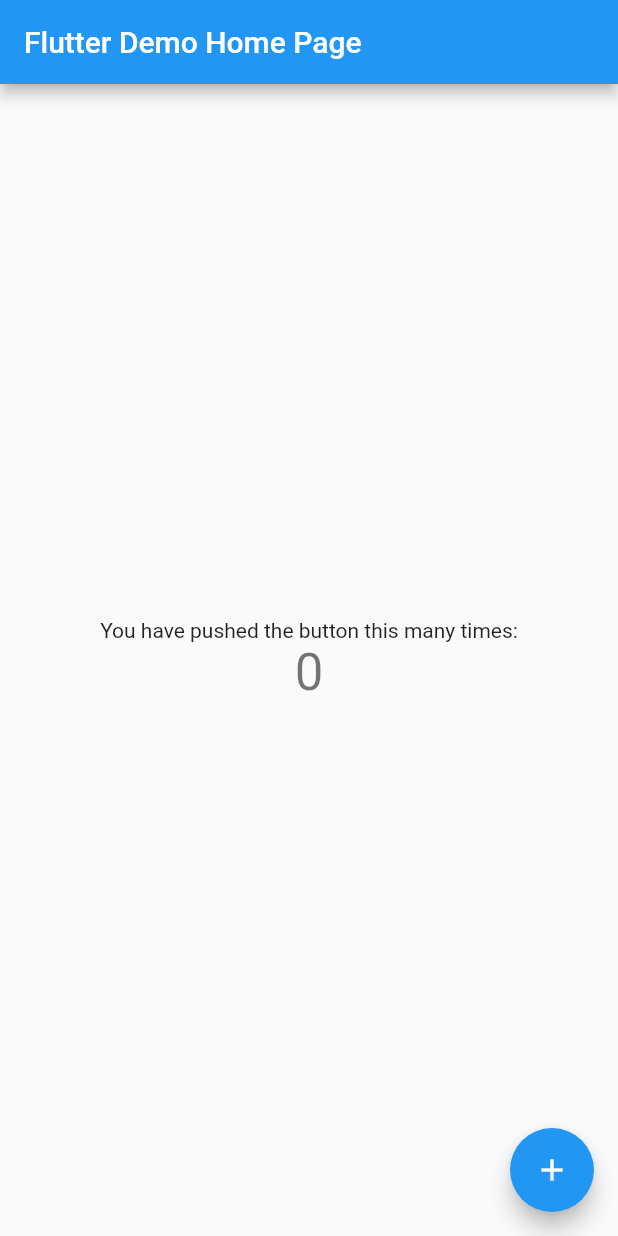
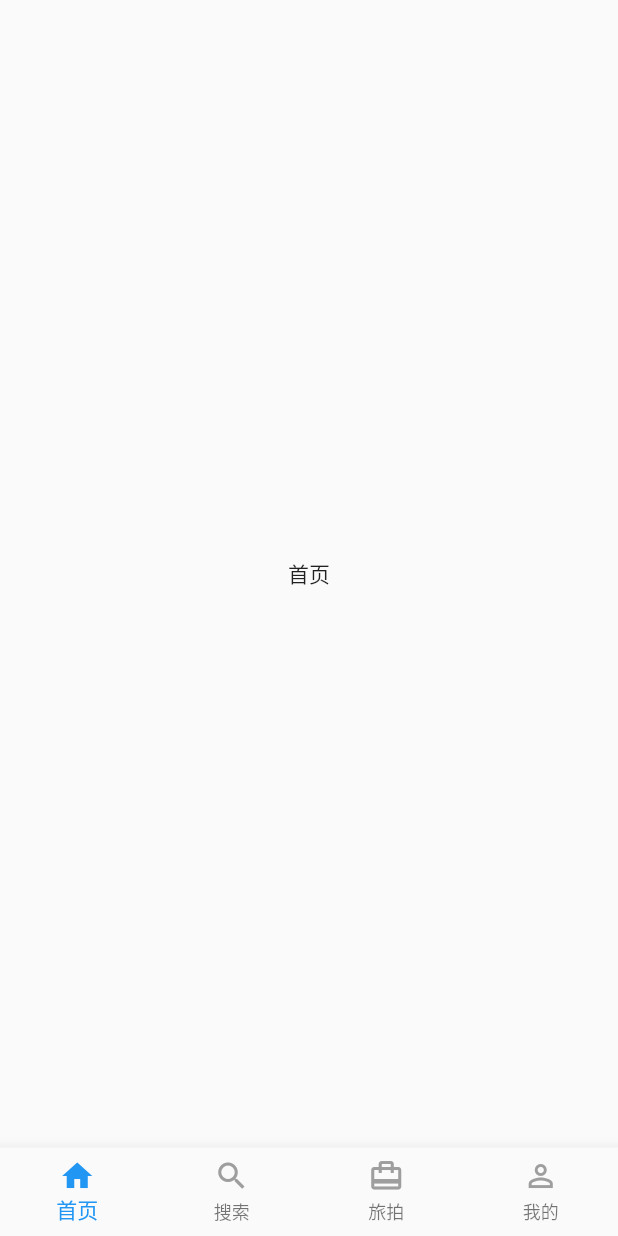
Before and after one commit to fuxiaoyingzi/flutter_xiecheng, a Flutter app: the screen it shows after launch, on a phone screen of 412 x 824 dp. Run offline on Flutter 3.47's test engine with Material 2 defaults, Android fonts, the phone set to English and light mode, and no system bars.

Commit message:
底部导航栏

```diff
--- a/flutter_xiecheng/lib/main.dart
+++ b/flutter_xiecheng/lib/main.dart
@@ -1,4 +1,5 @@
 import 'package:flutter/material.dart';
+import 'package:flutter_xiecheng/tab/tab_navigation.dart';
 
 void main() => runApp(MyApp());
 
@@ -20,92 +21,7 @@ class MyApp extends StatelessWidget {
         // is not restarted.
         primarySwatch: Colors.blue,
       ),
-      home: MyHomePage(title: 'Flutter Demo Home Page'),
+      home: TabNavigation(),
     );
   }
 }
-
-class MyHomePage extends StatefulWidget {
-  MyHomePage({Key key, this.title}) : super(key: key);
-
-  // This widget is the home page of your application. It is stateful, meaning
-  // that it has a State object (defined below) that contains fields that affect
-  // how it looks.
-
-  // This class is the configuration for the state. It holds the values (in this
-  // case the title) provided by the parent (in this case the App widget) and
-  // used by the build method of the State. Fields in a Widget subclass are
-  // always marked "final".
-
-  final String title;
-
-  @override
-  _MyHomePageState createState() => _MyHomePageState();
-}
-
-class _MyHomePageState extends State<MyHomePage> {
-  int _counter = 0;
-
-  void _incrementCounter() {
-    setState(() {
-      // This call to setState tells the Flutter framework that something has
-      // changed in this State, which causes it to rerun the build method below
-      // so that the display can reflect the updated values. If we changed
-      // _counter without calling setState(), then the build method would not be
-      // called again, and so nothing would appear to happen.
-      _counter++;
-    });
-  }
-
-  @override
-  Widget build(BuildContext context) {
-    // This method is rerun every time setState is called, for instance as done
-    // by the _incrementCounter method above.
-    //
-    // The Flutter framework has been optimized to make rerunning build methods
-    // fast, so that you can just rebuild anything that needs updating rather
-    // than having to individually change instances of widgets.
-    return Scaffold(
-      appBar: AppBar(
-        // Here we take the value from the MyHomePage object that was created by
-        // the App.build method, and use it to set our appbar title.
-        title: Text(widget.title),
-      ),
-      body: Center(
-        // Center is a layout widget. It takes a single child and positions it
-        // in the middle of the parent.
-        child: Column(
-          // Column is also a layout widget. It takes a list of children and
-          // arranges them vertically. By default, it sizes itself to fit its
-          // children horizontally, and tries to be as tall as its parent.
-          //
-          // Invoke "debug painting" (press "p" in the console, choose the
-          // "Toggle Debug Paint" action from the Flutter Inspector in Android
-          // Studio, or the "Toggle Debug Paint" command in Visual Studio Code)
-          // to see the wireframe for each widget.
-          //
-          // Column has various properties to control how it sizes itself and
-          // how it positions its children. Here we use mainAxisAlignment to
-          // center the children vertically; the main axis here is the vertical
-          // axis because Columns are vertical (the cross axis would be
-          // horizontal).
-          mainAxisAlignment: MainAxisAlignment.center,
-          children: <Widget>[
-            Text(
-              'You have pushed the button this many times:',
-            ),
-            Text(
-              '$_counter',
-              style: Theme.of(context).textTheme.display1,
-            ),
-          ],
-        ),
-      ),
-      floatingActionButton: FloatingActionButton(
-        onPressed: _incrementCounter,
-        tooltip: 'Increment',
-        child: Icon(Icons.add),
-      ), // This trailing comma makes auto-formatting nicer for build methods.
-    );
-  }
-}
--- /dev/null
+++ b/flutter_xiecheng/lib/pages/home_page.dart
@@ -0,0 +1,12 @@
+import 'package:flutter/material.dart';
+
+class HomePage extends StatelessWidget {
+  @override
+  Widget build(BuildContext context) {
+    return Container(
+      child: Center(
+        child: Text("首页"),
+      ),
+    );
+  }
+}
--- /dev/null
+++ b/flutter_xiecheng/lib/pages/my_page.dart
@@ -0,0 +1,12 @@
+import 'package:flutter/material.dart';
+
+class MyPage extends StatelessWidget {
+  @override
+  Widget build(BuildContext context) {
+    return Container(
+      child: Center(
+        child: Text("我的"),
+      ),
+    );
+  }
+}
--- /dev/null
+++ b/flutter_xiecheng/lib/pages/search_page.dart
@@ -0,0 +1,12 @@
+import 'package:flutter/material.dart';
+
+class SearchPage extends StatelessWidget {
+  @override
+  Widget build(BuildContext context) {
+    return Container(
+      child: Center(
+        child: Text("搜索"),
+      ),
+    );
+  }
+}
--- /dev/null
+++ b/flutter_xiecheng/lib/pages/travel_page.dart
@@ -0,0 +1,12 @@
+import 'package:flutter/material.dart';
+
+class TravelPage extends StatelessWidget {
+  @override
+  Widget build(BuildContext context) {
+    return Container(
+      child: Center(
+        child: Text("旅拍"),
+      ),
+    );
+  }
+}
--- /dev/null
+++ b/flutter_xiecheng/lib/tab/tab_navigation.dart
@@ -0,0 +1,107 @@
+import 'package:flutter/material.dart';
+import 'package:flutter_xiecheng/pages/home_page.dart';
+import 'package:flutter_xiecheng/pages/my_page.dart';
+import 'package:flutter_xiecheng/pages/search_page.dart';
+import 'package:flutter_xiecheng/pages/travel_page.dart';
+
+class TabNavigation extends StatefulWidget {
+  @override
+  _TabNavigationState createState() => _TabNavigationState();
+}
+
+class _TabNavigationState extends State<TabNavigation> {
+  List<Widget> pageViews = [HomePage(), SearchPage(), TravelPage(), MyPage()];
+  List<BottomNavigationBarItem> navigationBarItems;
+  int selIndex = 0;
+  PageController _controller = PageController();
+
+  ///获取 底部导航栏 item
+  BottomNavigationBarItem _getBarItem(
+      Icon icon, activeIcon, title, currentIndex) {
+    var barItem = BottomNavigationBarItem(
+        icon: icon,
+        activeIcon: activeIcon,
+        title: Text(
+          title,
+          style: TextStyle(
+              color: selIndex == currentIndex ? Colors.blue : Colors.grey),
+        ));
+    return barItem;
+  }
+
+  @override
+  Widget build(BuildContext context) {
+    return Scaffold(
+      body: PageView(
+        controller: _controller,
+        children: pageViews,
+        onPageChanged: (index){
+          setState(() {
+            selIndex = index;
+          });
+        },
+      ),
+      bottomNavigationBar: BottomNavigationBar(
+        type: BottomNavigationBarType.fixed,
+        items: getNavigationBarItem(),
+        currentIndex: selIndex,
+        onTap: (index) {
+          _controller.jumpToPage(index);
+          setState(() {
+            selIndex = index;
+          });
+        },
+      ),
+    );
+  }
+
+  getNavigationBarItem() {
+    navigationBarItems = [
+      _getBarItem(
+          Icon(
+            Icons.home,
+            color: Colors.grey,
+          ),
+          Icon(
+            Icons.home,
+            color: Colors.blue,
+          ),
+          "首页",
+          0),
+      _getBarItem(
+          Icon(
+            Icons.search,
+            color: Colors.grey,
+          ),
+          Icon(
+            Icons.search,
+            color: Colors.blue,
+          ),
+          "搜索",
+          1),
+      _getBarItem(
+          Icon(
+            Icons.card_travel,
+            color: Colors.grey,
+          ),
+          Icon(
+            Icons.card_travel,
+            color: Colors.blue,
+          ),
+          "旅拍",
+          2),
+      _getBarItem(
+          Icon(
+            Icons.person_outline,
+            color: Colors.grey,
+          ),
+          Icon(
+            Icons.people_outline,
+            color: Colors.blue,
+          ),
+          "我的",
+          3),
+    ];
+    return navigationBarItems;
+  }
+}
```
